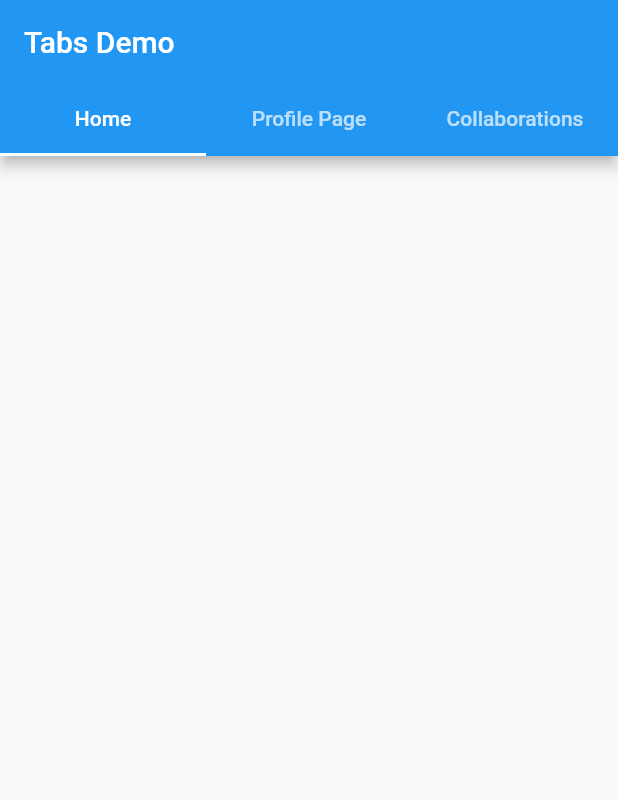
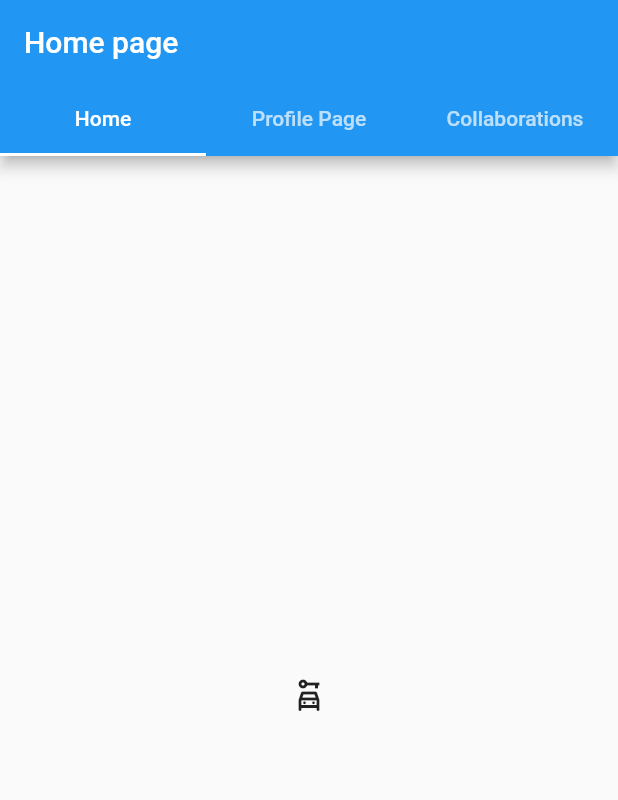
Before and after one commit to NicholasTanYY/Hack-For-Good-Flutter-Project, a Flutter app: the screen it shows after launch, on a phone screen of 412 x 824 dp. Shown: the top 800 px of the screen. Run offline on Flutter 3.47's test engine with Material 2 defaults, Android fonts, the phone set to English and light mode, and no system bars.

Commit message:
HomePage3

```diff
--- a/h4g/lib/HomePage.dart
+++ b/h4g/lib/HomePage.dart
@@ -1,5 +1,5 @@
 import 'package:flutter/material.dart';
-import "Button.dart";
+import 'package:h4g/Button.dart';
 
 class HomePage extends StatelessWidget {
   const HomePage({super.key});
@@ -17,9 +17,17 @@ class HomePage extends StatelessWidget {
               Tab(child: Text('Collaborations')),
             ],
           ),
-            title: const Text('Tabs Demo'),
+          title: const Text('Home page'),
         ),
-          floatingActionButton: const Button()),
+        floatingActionButton: const Button(),
+        body: const TabBarView(
+          children: [
+            Icon(Icons.car_rental_outlined),
+            Icon(Icons.directions_transit),
+            Icon(Icons.directions_bike),
+          ],
+        ),
+      ),
     );
   }
 }
--- a/h4g/lib/main.dart
+++ b/h4g/lib/main.dart
@@ -1,5 +1,5 @@
 import 'package:flutter/material.dart';
-import "HomePage.dart";
+import 'package:h4g/HomePage.dart';
 
 void main() {
   runApp(const MyApp());
```
Lines whose indentation alone changed are shown as unchanged.
